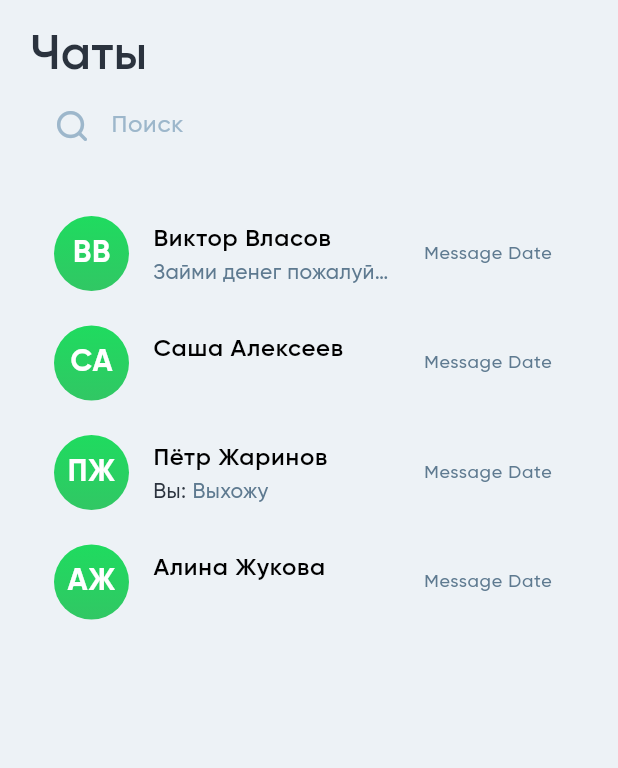
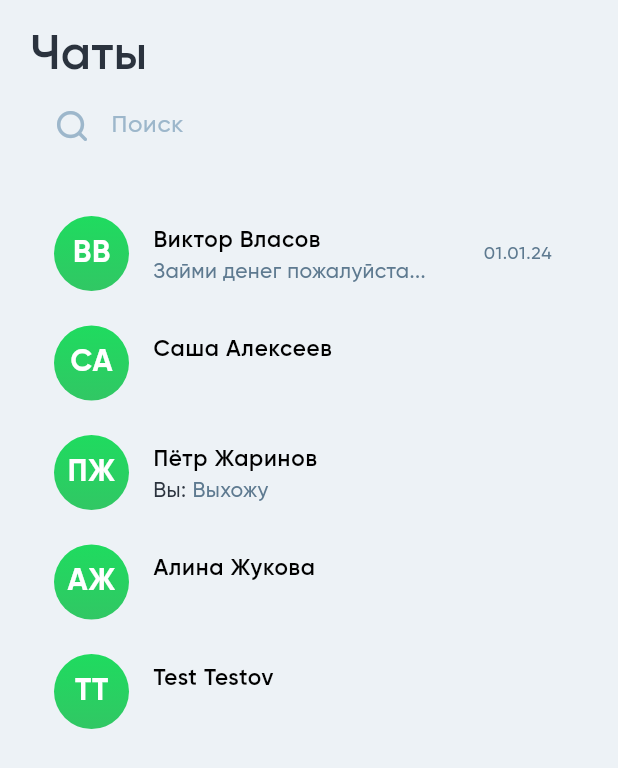
Before and after one commit to PaterIntellectus/flutter_chat, a Flutter app: the screen it shows after launch, on a phone screen of 412 x 824 dp. Shown: the top 768 px of the screen. Run offline on Flutter 3.47's test engine with Material 3 defaults, Android fonts, the phone set to English and light mode, and no system bars.

Commit message:
Almost done
Summary: finish ChatListScreen

Description:
- [ref] move UserNameWidget into separate file
- [new] TimeDifferenceWidget (should rename), shows time between given and time now
- [new] trying to create AppBarTemplate with default params
- [ref] some QOL changes into db class models
- [ref] some cleaning and minor changes

```diff
--- a/lib/main.dart
+++ b/lib/main.dart
@@ -46,64 +46,45 @@ class MessengerApp extends StatelessWidget {
 }
 
 class MessengerAppState extends ChangeNotifier {
-  final currentUser = User.withId('1', 'Николай', 'Мамедов');
+  final currentUser = User.fullConstructor(
+    '1',
+    'Николай',
+    'Мамедов',
+    true,
+    DateTime(2024, 2, 1, 16, 7, 43),
+  );
 
   final friends = <User>[
-    User.withId('2', 'Виктор', 'Власов'),
-    User.withId('3', 'Саша', 'Алексеев'),
-    User.withId('4', 'Пётр', 'Жаринов'),
-    User.withId('5', 'Алина', 'Жукова'),
+    User.fullConstructor(
+        '2', 'Виктор', 'Власов', true, DateTime(2024, 2, 1, 16, 7, 43)),
+    User.fullConstructor(
+        '3', 'Саша', 'Алексеев', false, DateTime(2024, 2, 1, 0, 7, 20)),
+    User.fullConstructor(
+        '4', 'Пётр', 'Жаринов', false, DateTime(2024, 1, 31, 16, 7, 43)),
+    User.fullConstructor(
+        '5', 'Алина', 'Жукова', true, DateTime(2024, 2, 1, 16, 8, 27)),
+    User.fullConstructor(
+        '6', 'Test', 'Testov', false, DateTime(2024, 2, 1, 19, 8, 27)),
   ];
 
   final chats = <Chat>[
     Chat(
       ['1', '2'],
       <Message>[
-        Message(
-          '2',
-          "Дарова",
-        ),
-        Message(
-          '2',
-          "Ты тут?",
-        ),
-        Message(
-          '2',
-          "Займи денег пожалуйста...",
-        ),
+        Message.withDate('2', "Дарова", DateTime(2024, 2, 1, 20, 17, 11)),
+        Message.withDate('2', "Ты тут?", DateTime(2024, 2, 1)),
+        Message.withDate(
+            '2', "Займи денег пожалуйста...", DateTime(2024, 1, 1, 16, 26, 1)),
       ],
     ),
     Chat(
       ['1', '4'],
       <Message>[
-        Message(
-          '2',
-          "Ты скоро там?",
-        ),
-        Message(
-          '2',
-          "Мы уже ждём",
-        ),
-        Message(
-          '1',
-          "Выхожу",
-        ),
+        Message.withDate(
+            '2', "Ты скоро там?", DateTime(2024, 2, 1, 20, 17, 11)),
+        Message.withDate('2', "Мы уже ждём", DateTime(2024, 2, 1, 20, 17, 12)),
+        Message.withDate('1', "Выхожу", DateTime(2024, 2, 1, 20, 17, 12, 992)),
       ],
     )
   ];
-
-  final messages = <Message>[
-    Message(
-      '2',
-      "Дарова",
-    ),
-    Message(
-      '2',
-      "Ты тут?",
-    ),
-    Message(
-      '2',
-      "Займи денег пожалуйста...",
-    ),
-  ];
 }
--- a/lib/models/chat.class.dart
+++ b/lib/models/chat.class.dart
@@ -8,6 +8,10 @@ class Chat {
 
   Chat(this.userIds, this.messages);
 
+  Message getLastMessage() {
+    return isEmpty() ? Message.empty() : messages.last;
+  }
+
   bool isEmpty() {
     return messages.isEmpty || userIds.isEmpty;
   }
--- a/lib/models/message.class.dart
+++ b/lib/models/message.class.dart
@@ -3,9 +3,12 @@ import 'package:uuid/uuid.dart';
 class Message {
   final String id = const Uuid().v4();
   DateTime date = DateTime.now();
-  final String userId;
+  String userId;
   String message;
 
   Message(this.userId, this.message);
+  Message.empty()
+      : userId = '0',
+        message = '';
   Message.withDate(this.userId, this.message, this.date);
 }
--- a/lib/models/user.class.dart
+++ b/lib/models/user.class.dart
@@ -1,10 +1,30 @@
+import 'package:flutter/material.dart';
+import 'package:intl/intl.dart';
 import 'package:uuid/uuid.dart';
 
 class User {
   String id = const Uuid().v4();
   String firstName;
   String lastName;
+  bool isOnline = false;
+  DateTime lastLogin = DateTime.now();
+  DateTime lastLogout = DateTime.now();
 
   User(this.firstName, this.lastName);
-  User.withId(this.id, this.firstName, this.lastName);
+  User.fullConstructor(
+    this.id,
+    this.firstName,
+    this.lastName,
+    this.isOnline,
+    this.lastLogin,
+  );
+
+  login() {
+    isOnline = true;
+    lastLogin = DateTime.now();
+  }
+
+  logout() {
+    isOnline = false;
+  }
 }
--- a/lib/screens/chat.screen.dart
+++ b/lib/screens/chat.screen.dart
@@ -1,7 +1,10 @@
 import 'package:flutter/material.dart';
+import 'package:flutter/services.dart';
 import 'package:flutter_messenger/flutter_chat_icons_icons.dart';
 import 'package:flutter_messenger/models/user.class.dart';
+import 'package:flutter_messenger/widgets/time_difference.widget.dart';
 import 'package:flutter_messenger/widgets/user_avatar.widget.dart';
+import 'package:flutter_messenger/widgets/user_name.widget.dart';
 
 class ChatScreen extends StatelessWidget {
   final User user;
@@ -10,18 +13,47 @@ class ChatScreen extends StatelessWidget {
 
   @override
   Widget build(BuildContext context) {
+    final theme = Theme.of(context);
+
     return Scaffold(
       appBar: AppBar(
-        primary: false,
+        systemOverlayStyle: SystemUiOverlayStyle(
+          // Status bar color
+          statusBarColor: theme.colorScheme.background,
+
+          // Status bar brightness (optional)
+          statusBarIconBrightness: Brightness.dark, // For Android (dark icons)
+          statusBarBrightness: Brightness.light, // For iOS (dark icons)
+        ),
+        backgroundColor: theme.colorScheme.background,
         leading: IconButton(
           onPressed: () => Navigator.pop(context),
           icon: const Icon(
             FlutterChatIcons.arrow_left_s,
           ),
         ),
-        title: UserAvatarWidget(user: user),
+        title: Row(
+          children: [
+            UserAvatarWidget(user: user),
+            const SizedBox(width: 12),
+            Column(
+              crossAxisAlignment: CrossAxisAlignment.start,
+              children: [
+                UserNameWidget(user: user),
+                TimeDifferenceWidget(dateTime: user.lastLogin),
+              ],
+            )
+          ],
+        ),
       ),
-      body: const Text('body'),
+      body: Row(children: [
+        IconButton(
+          onPressed: () {
+            debugPrint('Record audio clicked');
+          },
+          icon: const Icon(FlutterChatIcons.audio),
+        )
+      ]),
     );
   }
 }
--- a/lib/screens/chat_list.screen.dart
+++ b/lib/screens/chat_list.screen.dart
@@ -4,7 +4,9 @@ import 'package:flutter_messenger/main.dart';
 import 'package:flutter_messenger/models/chat.class.dart';
 import 'package:flutter_messenger/models/user.class.dart';
 import 'package:flutter_messenger/screens/chat.screen.dart';
+import 'package:flutter_messenger/widgets/time_difference.widget.dart';
 import 'package:flutter_messenger/widgets/user_avatar.widget.dart';
+import 'package:flutter_messenger/widgets/user_name.widget.dart';
 import 'package:provider/provider.dart';
 
 class ChatList extends StatelessWidget {
@@ -127,11 +129,23 @@ class ChatListTile extends StatelessWidget {
   Widget build(BuildContext context) {
     final theme = Theme.of(context);
 
+    final appState = context.watch<MessengerAppState>();
+
+    final currentUser = appState.currentUser;
+
+    final chats = appState.chats;
+    final chat = chats.firstWhere(
+      (chat) => (chat.userIds.contains(user.id) &
+          chat.userIds.contains(currentUser.id)),
+      orElse: () => Chat([], []),
+    );
+
     return ListTile(
       leading: UserAvatarWidget(user: user),
       title: UserNameWidget(user: user),
-      subtitle: UserLastMessageWidget(user: user),
-      trailing: const MessageTimeWidget(),
+      subtitle: UserLastMessageWidget(
+          user: user, chats: chats, currentUser: currentUser),
+      trailing: TimeDifferenceWidget(dateTime: chat.getLastMessage().date),
       shape: Border(
         bottom: BorderSide(color: theme.colorScheme.secondary),
       ),
@@ -143,55 +157,32 @@ class ChatListTile extends StatelessWidget {
   }
 }
 
-class MessageTimeWidget extends StatelessWidget {
-  const MessageTimeWidget({
-    super.key,
-  });
-
-  @override
-  Widget build(BuildContext context) {
-    final theme = Theme.of(context);
-    return Text(
-      'Message Date',
-      style: TextStyle(
-        fontSize: 12,
-        color: theme.colorScheme.onTertiary,
-      ),
-    );
-  }
-}
-
 class UserLastMessageWidget extends StatelessWidget {
   final User user;
+  final User currentUser;
+  final List<Chat> chats;
+
   const UserLastMessageWidget({
     super.key,
     required this.user,
+    required this.currentUser,
+    required this.chats,
   });
 
   @override
   Widget build(BuildContext context) {
     final theme = Theme.of(context);
 
-    final appState = context.watch<MessengerAppState>();
-
-    final currentUser = appState.currentUser;
-    final chats = appState.chats;
-
     final chat = chats.firstWhere(
-      (chat) {
-        return chat.userIds.contains(user.id) &
-            chat.userIds.contains(currentUser.id);
-      },
-      orElse: () {
-        return Chat([], []);
-      },
-    );
+        (chat) => (chat.userIds.contains(user.id) &
+            chat.userIds.contains(currentUser.id)),
+        orElse: () => Chat([], []));
 
     if (chat.isEmpty()) {
       return const SizedBox.shrink();
     }
 
-    final lastMessage = chat.messages.last;
+    final lastMessage = chat.getLastMessage();
 
     return Row(
       mainAxisSize: MainAxisSize.min,
@@ -223,23 +214,3 @@ class UserLastMessageWidget extends StatelessWidget {
     );
   }
 }
-
-class UserNameWidget extends StatelessWidget {
-  final User user;
-
-  const UserNameWidget({
-    super.key,
-    required this.user,
-  });
-
-  @override
-  Widget build(BuildContext context) {
-    return Text(
-      '${user.firstName} ${user.lastName}',
-      style: const TextStyle(
-        fontFamily: "Gilroy-SemiBold",
-        color: Colors.black,
-      ),
-    );
-  }
-}
--- /dev/null
+++ b/lib/widgets/app_bar_template.widget.dart
@@ -0,0 +1,5 @@
+import 'package:flutter/material.dart';
+
+class AppBarTemplate extends AppBar {
+  AppBarTemplate({super.key, super.leading, super.title, super.actions});
+}
--- /dev/null
+++ b/lib/widgets/time_difference.widget.dart
@@ -0,0 +1,58 @@
+import 'package:flutter/material.dart';
+import 'package:intl/intl.dart';
+
+String getTimeString(final DateTime dateTime) {
+  final now = DateTime.now();
+  final difference = now.difference(dateTime);
+
+  {
+    final differenceInDays = difference.inDays;
+    if (differenceInDays > 0) {
+      if (differenceInDays == 1) {
+        return 'Вчера';
+      }
+      return DateFormat("DD.MM.yy").format(dateTime);
+    }
+  }
+
+  {
+    final differenceInHours = difference.inHours;
+    if (differenceInHours > 0) {
+      if (differenceInHours == 1) {
+        return 'Час назад';
+      }
+      return DateFormat("HH:mm").format(dateTime);
+    }
+  }
+
+  {
+    final differenceInMinutes = difference.inMinutes;
+    if (differenceInMinutes > 0) {
+      if (differenceInMinutes == 1) {
+        return 'Минуту назад';
+      }
+      return "${dateTime.minute} минут назад";
+    }
+  }
+
+  return '';
+}
+
+class TimeDifferenceWidget extends StatelessWidget {
+  final DateTime dateTime;
+
+  const TimeDifferenceWidget({super.key, required this.dateTime});
+
+  @override
+  Widget build(BuildContext context) {
+    final theme = Theme.of(context);
+
+    return Text(
+      getTimeString(dateTime),
+      style: TextStyle(
+        color: theme.colorScheme.onTertiary,
+        fontSize: 12,
+      ),
+    );
+  }
+}
--- /dev/null
+++ b/lib/widgets/user_name.widget.dart
@@ -0,0 +1,23 @@
+import 'package:flutter/material.dart';
+import 'package:flutter_messenger/models/user.class.dart';
+
+class UserNameWidget extends StatelessWidget {
+  final User user;
+
+  const UserNameWidget({
+    super.key,
+    required this.user,
+  });
+
+  @override
+  Widget build(BuildContext context) {
+    return Text(
+      '${user.firstName} ${user.lastName}',
+      style: const TextStyle(
+        fontFamily: "Gilroy-SemiBold",
+        color: Colors.black,
+        fontSize: 15,
+      ),
+    );
+  }
+}
--- a/pubspec.yaml
+++ b/pubspec.yaml
@@ -11,6 +11,7 @@ dependencies:
     sdk: flutter
   provider: ^6.0.0
   uuid: ^4.3.2
+  intl:
 
 dev_dependencies:
   flutter_test:
```
Also changed, not shown: pubspec.lock.
